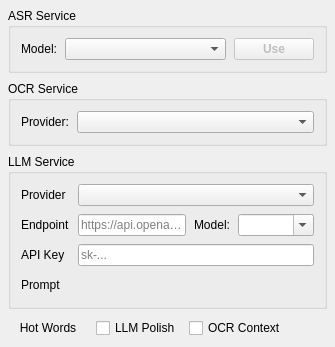
The window that src/asr_setting_widget.ui (xiaodaxia-2008/TalkInput) describes before a commit, drawn with Qt 5.
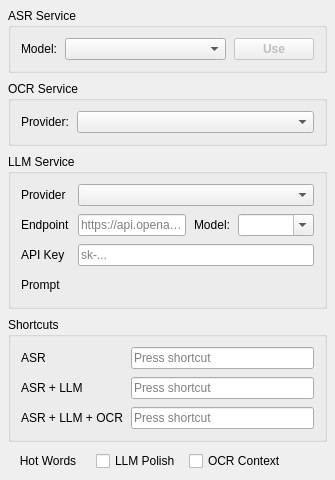
The same window after the commit.

Commit message: Add configurable hotkeys: ASR (Alt+Q), ASR+LLM (Alt+W), ASR+LLM+OCR (Alt+A) with settings UI

The edit to the form file:
```diff
--- a/src/asr_setting_widget.ui
+++ b/src/asr_setting_widget.ui
@@ -265,6 +265,69 @@
      </layout>
     </widget>
     </item>
+    <item>
+     <widget class="QGroupBox" name="shortcutGroup">
+      <property name="title">
+       <string>Shortcuts</string>
+      </property>
+      <layout class="QFormLayout" name="shortcutForm">
+       <property name="leftMargin">
+        <number>10</number>
+       </property>
+       <property name="topMargin">
+        <number>10</number>
+       </property>
+       <property name="rightMargin">
+        <number>10</number>
+       </property>
+       <property name="bottomMargin">
+        <number>10</number>
+       </property>
+       <property name="spacing">
+        <number>8</number>
+       </property>
+       <item row="0" column="0">
+        <widget class="QLabel" name="asrShortcutLabel">
+         <property name="text">
+          <string>ASR</string>
+         </property>
+         <property name="toolTip">
+          <string>Speech recognition only</string>
+         </property>
+        </widget>
+       </item>
+       <item row="0" column="1">
+        <widget class="QKeySequenceEdit" name="asrShortcutEdit"/>
+       </item>
+       <item row="1" column="0">
+        <widget class="QLabel" name="asrLlmShortcutLabel">
+         <property name="text">
+          <string>ASR + LLM</string>
+         </property>
+         <property name="toolTip">
+          <string>Speech recognition with LLM polish</string>
+         </property>
+        </widget>
+       </item>
+       <item row="1" column="1">
+        <widget class="QKeySequenceEdit" name="asrLlmShortcutEdit"/>
+       </item>
+       <item row="2" column="0">
+        <widget class="QLabel" name="asrLlmOcrShortcutLabel">
+         <property name="text">
+          <string>ASR + LLM + OCR</string>
+         </property>
+         <property name="toolTip">
+          <string>Speech recognition with LLM polish and OCR context</string>
+         </property>
+        </widget>
+       </item>
+       <item row="2" column="1">
+        <widget class="QKeySequenceEdit" name="asrLlmOcrShortcutEdit"/>
+       </item>
+      </layout>
+     </widget>
+    </item>
     <item>
      <spacer name="verticalSpacer">
       <property name="orientation">
```
The commit also changes 10 other files.
